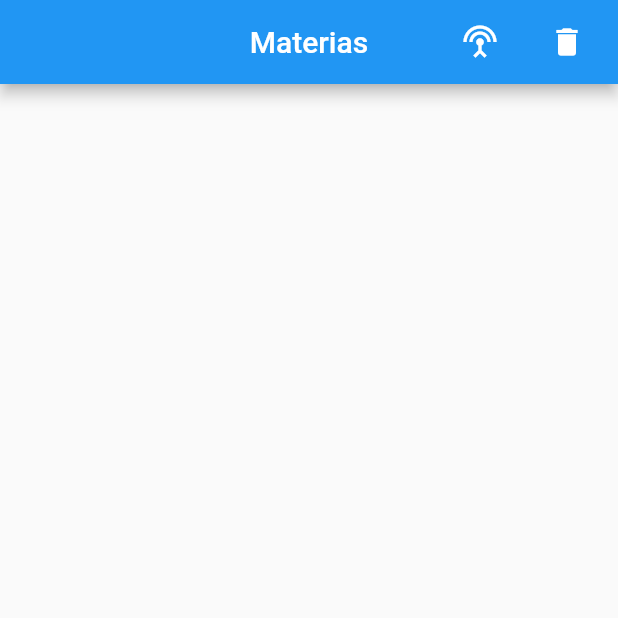
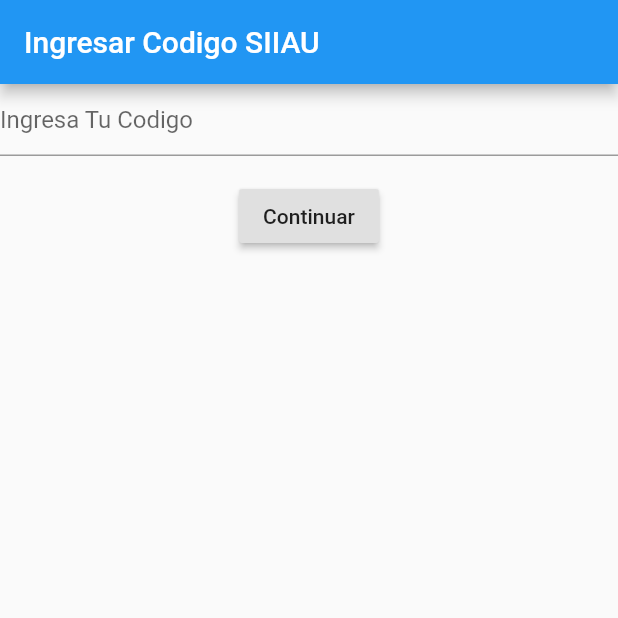
Before and after one commit to martinjosue11/KeK, a Flutter app: the screen it shows after launch, on a phone screen of 412 x 824 dp, the top half of it. Run offline on Flutter 3.47's test engine with Material 2 defaults, Android fonts, the phone set to English and light mode, and no system bars; our stand-ins replace sqflite; accounts and stored records are empty.

Commit message:
Todo funcionando

```diff
--- a/lib/main.dart
+++ b/lib/main.dart
@@ -1,5 +1,6 @@
 import 'package:flutter/material.dart';
 import 'package:materias_dos/src/pages/home_page.dart';
+import 'package:materias_dos/src/pages/ingresar_codigo.dart';
 
 void main() => runApp(MyApp());
 
@@ -10,7 +11,7 @@ class MyApp extends StatelessWidget {
       debugShowCheckedModeBanner: false,
       initialRoute: 'home',
       routes: {
-        'home': (BuildContext context) => HomePage(),
+        'home': (BuildContext context) => IngresarCodigoPage(),
       },
     );
   }
--- /dev/null
+++ b/lib/src/pages/ingresar_codigo.dart
@@ -0,0 +1,53 @@
+import 'package:flutter/material.dart';
+import '../providers/alumnos_api_provider.dart';
+import 'home_page.dart';
+import 'home_page.dart';
+import 'home_page.dart';
+
+class IngresarCodigoPage extends StatefulWidget {
+  @override
+  _IngresarCodigoPageState createState() => _IngresarCodigoPageState();
+}
+
+class _IngresarCodigoPageState extends State<IngresarCodigoPage> {
+  TextEditingController codigoController = new TextEditingController();
+  final _formKey = GlobalKey<FormState>();
+  @override
+  Widget build(BuildContext context) {
+    return Scaffold(
+      appBar: AppBar(
+        title: Text('Ingresar Codigo SIIAU'),
+      ),
+      body: Form(
+        key: _formKey,
+        child: Column(
+          children: [
+            TextFormField(
+              controller: codigoController,
+              decoration: const InputDecoration(hintText: 'Ingresa Tu Codigo'),
+              validator: (value) {
+                if (value.isEmpty) {
+                  return 'Por favor ingresa tu codigo';
+                }
+                return null;
+              },
+            ),
+            Padding(
+              padding: const EdgeInsets.symmetric(vertical: 16.0),
+              child: RaisedButton(
+                onPressed: () {
+                  if (_formKey.currentState.validate()) {
+                    AlumnosApiProvider(codigoController.text);
+                    Navigator.of(context).push(MaterialPageRoute(
+                        builder: (context) => HomePage(codigoController.text)));
+                  }
+                },
+                child: Text('Continuar'),
+              ),
+            ),
+          ],
+        ),
+      ),
+    );
+  }
+}
--- a/lib/src/providers/alumnos_api_provider.dart
+++ b/lib/src/providers/alumnos_api_provider.dart
@@ -6,11 +6,14 @@ import 'package:http/http.dart' as http;
 import 'dart:convert';
 
 class AlumnosApiProvider {
+  final String urlCodes;
+  AlumnosApiProvider(this.urlCodes);
   List data;
 
   Future<List<Alumnos>> getAllAlumnos() async {
-    var url = "http://148.202.89.11/encuesta/api/materias.php?codigo=219284328";
-    Response response = await http.get(url);
+    var url = "http://148.202.89.11/encuesta/api/materias.php?codigo=";
+    var urlcomplete = url + urlCodes;
+    Response response = await http.get(urlcomplete);
 
     var alumnos = List<Alumnos>();
 
```
Also changed, not shown: lib/src/pages/home_page.dart (+10 -3 lines).
